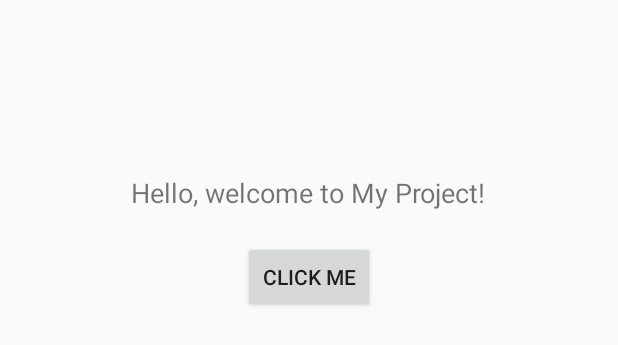
After one commit to nahian00777/AndroidDevLearning, an Android app built with Jetpack Compose: the layout activity_main.xml on its own in the app's theme, with its tools: preview values and no code run, on a phone screen of 412 x 824 dp. The commit adds this screen. Shown: the top 345 px of the screen. Run offline under Robolectric (Android 15) with nearby library versions, the phone set to English and light mode, and no system bars.

Commit message:
layout file created

```diff
--- a/app/build.gradle
+++ b/app/build.gradle
@@ -37,7 +37,7 @@ android {
 }
 
 dependencies {
-
+    implementation(libs.androidx.appcompat)
     implementation libs.androidx.core.ktx
     implementation libs.androidx.lifecycle.runtime.ktx
     implementation libs.androidx.activity.compose
--- a/app/src/main/java/com/example/myfirstapp/MainActivity.kt
+++ b/app/src/main/java/com/example/myfirstapp/MainActivity.kt
@@ -6,12 +6,12 @@ import androidx.activity.compose.setContent
 import androidx.activity.enableEdgeToEdge
 import androidx.compose.foundation.layout.fillMaxSize
 import androidx.compose.foundation.layout.padding
-import androidx.compose.material3.Scaffold
 import androidx.compose.material3.Text
 import androidx.compose.runtime.Composable
 import androidx.compose.ui.Modifier
 import androidx.compose.ui.tooling.preview.Preview
 import com.example.myfirstapp.ui.theme.MyFirstAppTheme
+import androidx.compose.material3.Scaffold as Scaffold1
 
 class MainActivity : ComponentActivity() {
     override fun onCreate(savedInstanceState: Bundle?) {
@@ -19,7 +19,7 @@ class MainActivity : ComponentActivity() {
         enableEdgeToEdge()
         setContent {
             MyFirstAppTheme {
-                Scaffold(modifier = Modifier.fillMaxSize()) { innerPadding ->
+                Scaffold1(modifier = Modifier.fillMaxSize()) { innerPadding ->
                     Greeting(
                         name = "World",
                         modifier = Modifier.padding(innerPadding)
--- /dev/null
+++ b/app/src/main/res/layout/activity_main.xml
@@ -0,0 +1,27 @@
+<?xml version="1.0" encoding="utf-8"?>
+<RelativeLayout xmlns:android="http://schemas.android.com/apk/res/android"
+    android:layout_width="match_parent"
+    android:layout_height="match_parent"
+    android:padding="16dp">
+
+    <!-- TextView element -->
+    <TextView
+        android:id="@+id/greetingTextView"
+        android:layout_width="wrap_content"
+        android:layout_height="wrap_content"
+        android:text="Hello, welcome to My Project!"
+        android:textSize="18sp"
+        android:layout_centerHorizontal="true"
+        android:layout_marginTop="100dp" />
+
+    <!-- Button element -->
+    <Button
+        android:id="@+id/actionButton"
+        android:layout_width="wrap_content"
+        android:layout_height="wrap_content"
+        android:text="Click Me"
+        android:layout_below="@id/greetingTextView"
+        android:layout_centerHorizontal="true"
+        android:layout_marginTop="20dp" />
+
+</RelativeLayout>
--- a/gradle/libs.versions.toml
+++ b/gradle/libs.versions.toml
@@ -24,6 +24,7 @@ androidx-ui-tooling-preview = { group = "androidx.compose.ui", name = "ui-toolin
 androidx-ui-test-manifest = { group = "androidx.compose.ui", name = "ui-test-manifest" }
 androidx-ui-test-junit4 = { group = "androidx.compose.ui", name = "ui-test-junit4" }
 androidx-material3 = { group = "androidx.compose.material3", name = "material3" }
+androidx-appcompat = "androidx.appcompat:appcompat:1.4.2"
 
 [plugins]
 android-application = { id = "com.android.application", version.ref = "agp" }
```
